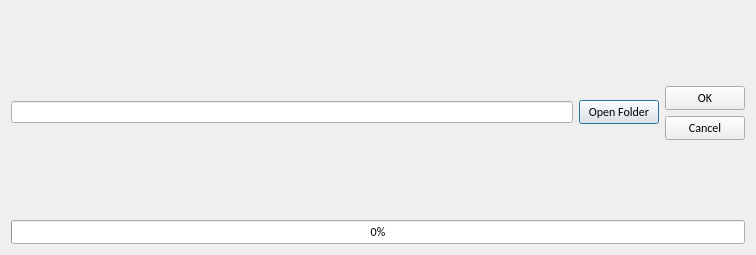
Above: src/filedialog.ui from Mighty-A/RideHailingDataAnalyzer before the change. Below: the same form after it.
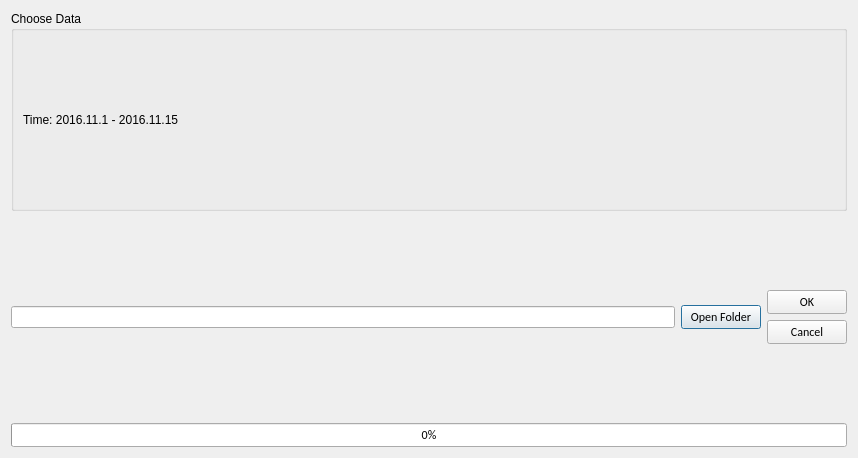
That is the form after the change.

The edit to the form file:
```diff
--- a/src/filedialog.ui
+++ b/src/filedialog.ui
@@ -6,8 +6,8 @@
    <rect>
     <x>0</x>
     <y>0</y>
-    <width>756</width>
-    <height>255</height>
+    <width>858</width>
+    <height>458</height>
    </rect>
   </property>
   <property name="windowTitle">
@@ -15,7 +15,23 @@
   </property>
   <layout class="QHBoxLayout" name="horizontalLayout">
    <item>
-    <layout class="QVBoxLayout" name="verticalLayout_2">
+    <layout class="QVBoxLayout" name="verticalLayout_2" stretch="2,2,1">
+     <item>
+      <widget class="QGroupBox" name="groupBox">
+       <property name="title">
+        <string>Choose Data</string>
+       </property>
+       <layout class="QVBoxLayout" name="verticalLayout_3">
+        <item>
+         <widget class="QLabel" name="timeLabel">
+          <property name="text">
+           <string>Time: 2016.11.1 - 2016.11.15</string>
+          </property>
+         </widget>
+        </item>
+       </layout>
+      </widget>
+     </item>
      <item>
       <layout class="QHBoxLayout" name="upperLayout">
        <property name="sizeConstraint">
```
